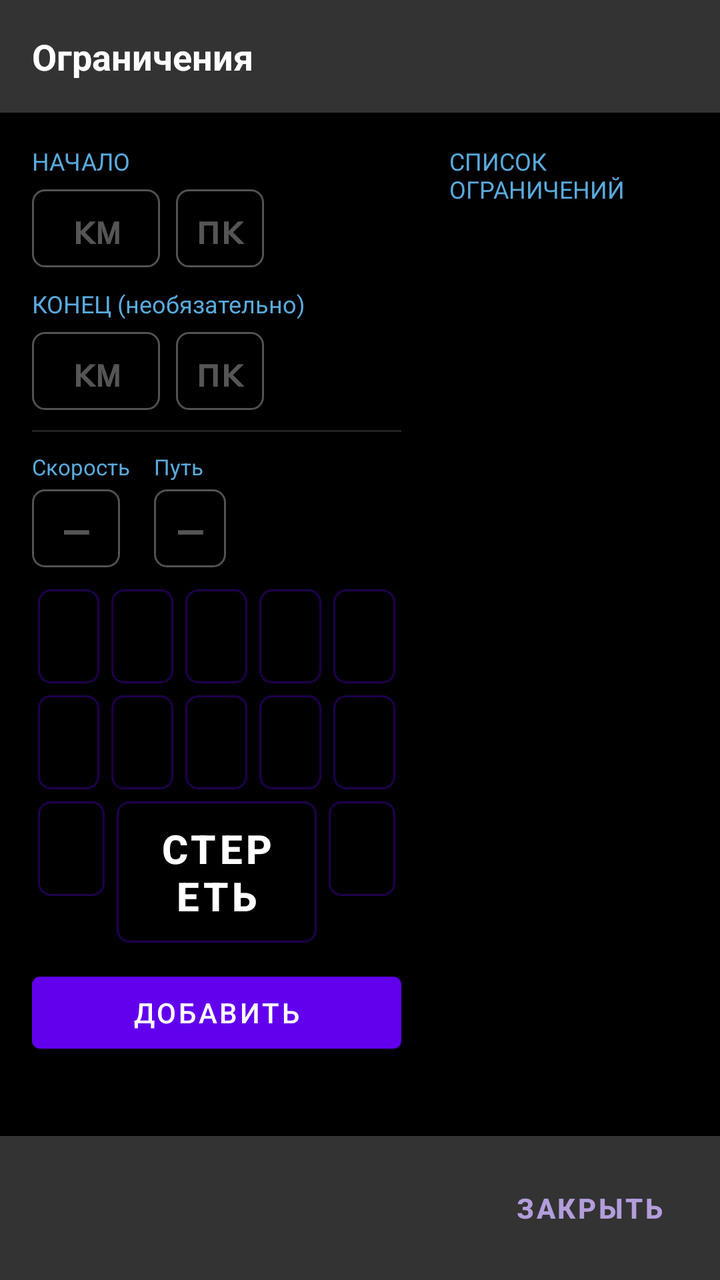
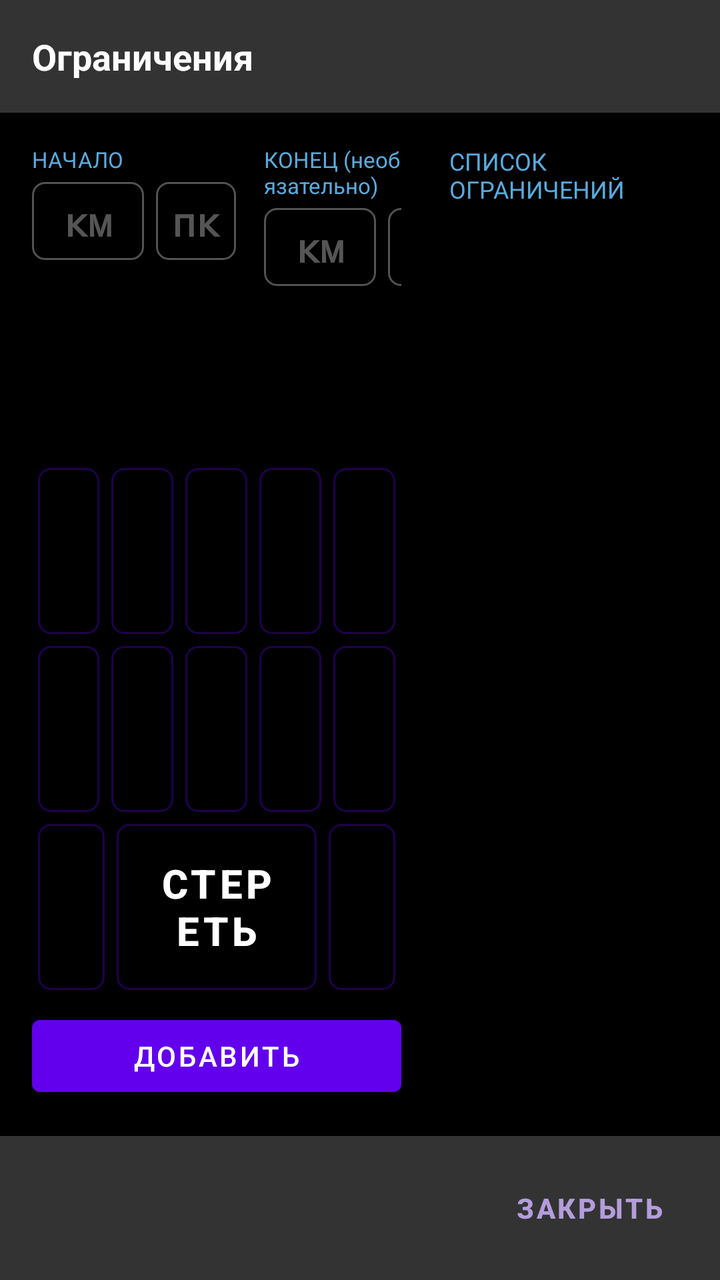

Two renders of the same Android screen: before a commit and after it. Below are the layout's source before the change and the commit's diff.
<!-- AndroidManifest.xml: application theme Theme.TrainDriverApp -->
<!-- res/layout/activity_restrictions.xml -->
<?xml version="1.0" encoding="utf-8"?>
<LinearLayout xmlns:android="http://schemas.android.com/apk/res/android"
    android:layout_width="match_parent"
    android:layout_height="match_parent"
    android:orientation="vertical"
    android:background="#000000">

    <TextView
        android:layout_width="match_parent"
        android:layout_height="wrap_content"
        android:background="#333333"
        android:padding="16dp"
        android:text="Ограничения"
        android:textColor="#FFFFFF"
        android:textSize="18sp"
        android:textStyle="bold" />

    
    <LinearLayout
        android:layout_width="match_parent"
        android:layout_height="0dp"
        android:layout_weight="1"
        android:orientation="horizontal"
        android:padding="16dp">

    
    <ScrollView
        android:layout_width="0dp"
        android:layout_height="match_parent"
        android:layout_weight="3">

        <LinearLayout
            android:layout_width="match_parent"
            android:layout_height="wrap_content"
            android:orientation="vertical"
            android:paddingEnd="12dp">

            <TextView
                android:layout_width="wrap_content"
                android:layout_height="wrap_content"
                android:text="НАЧАЛО"
                android:textColor="#5AAADC"
                android:textSize="12sp"
                android:layout_marginBottom="6dp" />

            <LinearLayout
                android:layout_width="wrap_content"
                android:layout_height="wrap_content"
                android:orientation="horizontal">

                <EditText
                    android:id="@+id/restrictionStartKmInput"
                    style="@style/RestrictionDigitBox"
                    android:layout_width="64dp"
                    android:hint="км"
                    android:inputType="number"
                    android:maxLength="4" />

                <EditText
                    android:id="@+id/restrictionStartPkInput"
                    style="@style/RestrictionDigitBox"
                    android:layout_width="44dp"
                    android:layout_marginStart="8dp"
                    android:hint="пк"
                    android:inputType="number"
                    android:maxLength="2" />

            </LinearLayout>

            <TextView
                android:layout_width="wrap_content"
                android:layout_height="wrap_content"
                android:layout_marginTop="10dp"
                android:text="КОНЕЦ (необязательно)"
                android:textColor="#5AAADC"
                android:textSize="12sp"
                android:layout_marginBottom="6dp" />

            <LinearLayout
                android:layout_width="wrap_content"
                android:layout_height="wrap_content"
                android:orientation="horizontal">

                <EditText
                    android:id="@+id/restrictionEndKmInput"
                    style="@style/RestrictionDigitBox"
                    android:layout_width="64dp"
                    android:hint="км"
                    android:inputType="number"
                    android:maxLength="4" />

                <EditText
                    android:id="@+id/restrictionEndPkInput"
                    style="@style/RestrictionDigitBox"
                    android:layout_width="44dp"
                    android:layout_marginStart="8dp"
                    android:hint="пк"
                    android:inputType="number"
                    android:maxLength="2" />

            </LinearLayout>

            <View
                android:layout_width="match_parent"
                android:layout_height="1dp"
                android:layout_marginTop="10dp"
                android:layout_marginBottom="10dp"
                android:background="#222222" />

            <LinearLayout
                android:layout_width="wrap_content"
                android:layout_height="wrap_content"
                android:orientation="horizontal">

                
                <LinearLayout
                    android:layout_width="wrap_content"
                    android:layout_height="wrap_content"
                    android:orientation="vertical">

                    <TextView
                        android:layout_width="wrap_content"
                        android:layout_height="wrap_content"
                        android:text="Скорость"
                        android:textColor="#5AAADC"
                        android:textSize="11sp"
                        android:layout_marginBottom="4dp" />

                    <EditText
                        android:id="@+id/restrictionSpeedInput"
                        style="@style/RestrictionDigitBox"
                        android:layout_width="44dp"
                        android:hint="—"
                        android:inputType="number"
                        android:maxLength="2" />

                </LinearLayout>

                
                <LinearLayout
                    android:layout_width="wrap_content"
                    android:layout_height="wrap_content"
                    android:layout_marginStart="12dp"
                    android:orientation="vertical">

                    <TextView
                        android:layout_width="wrap_content"
                        android:layout_height="wrap_content"
                        android:text="Путь"
                        android:textColor="#5AAADC"
                        android:textSize="11sp"
                        android:layout_marginBottom="4dp" />

                    <EditText
                        android:id="@+id/restrictionPathInput"
                        style="@style/RestrictionDigitBox"
                        android:layout_width="36dp"
                        android:hint="—"
                        android:inputType="number"
                        android:maxLength="1" />

                </LinearLayout>

            </LinearLayout>

            
            <LinearLayout
                android:layout_width="match_parent"
                android:layout_height="wrap_content"
                android:layout_marginTop="8dp"
                android:orientation="vertical">

                <LinearLayout
                    android:layout_width="match_parent"
                    android:layout_height="wrap_content"
                    android:orientation="horizontal">
                    <Button android:id="@+id/restrictionKey1" style="@style/RestrictionKeypadButton" android:text="1" />
                    <Button android:id="@+id/restrictionKey2" style="@style/RestrictionKeypadButton" android:text="2" />
                    <Button android:id="@+id/restrictionKey3" style="@style/RestrictionKeypadButton" android:text="3" />
                    <Button android:id="@+id/restrictionKey4" style="@style/RestrictionKeypadButton" android:text="4" />
                    <Button android:id="@+id/restrictionKey5" style="@style/RestrictionKeypadButton" android:text="5" />
                </LinearLayout>

                <LinearLayout
                    android:layout_width="match_parent"
                    android:layout_height="wrap_content"
                    android:orientation="horizontal">
                    <Button android:id="@+id/restrictionKey6" style="@style/RestrictionKeypadButton" android:text="6" />
                    <Button android:id="@+id/restrictionKey7" style="@style/RestrictionKeypadButton" android:text="7" />
                    <Button android:id="@+id/restrictionKey8" style="@style/RestrictionKeypadButton" android:text="8" />
                    <Button android:id="@+id/restrictionKey9" style="@style/RestrictionKeypadButton" android:text="9" />
                    <Button android:id="@+id/restrictionKey0" style="@style/RestrictionKeypadButton" android:text="0" />
                </LinearLayout>

                <LinearLayout
                    android:layout_width="match_parent"
                    android:layout_height="wrap_content"
                    android:orientation="horizontal">
                    <Button android:id="@+id/restrictionKeyPrev" style="@style/RestrictionKeypadButton" android:text="←" />
                    <Button
                        android:id="@+id/restrictionBackspaceButton"
                        style="@style/RestrictionKeypadButton"
                        android:layout_weight="3"
                        android:text="Стереть" />
                    <Button android:id="@+id/restrictionKeyNext" style="@style/RestrictionKeypadButton" android:text="→" />
                </LinearLayout>

            </LinearLayout>

            <TextView
                android:id="@+id/restrictionErrorText"
                android:layout_width="match_parent"
                android:layout_height="wrap_content"
                android:layout_marginTop="6dp"
                android:textColor="#E05A5A"
                android:visibility="gone" />

            <Button
                android:id="@+id/restrictionAddButton"
                android:layout_width="match_parent"
                android:layout_height="wrap_content"
                android:layout_marginTop="8dp"
                android:text="Добавить" />

        </LinearLayout>

    </ScrollView>

    
    <LinearLayout
        android:layout_width="0dp"
        android:layout_height="match_parent"
        android:layout_weight="2"
        android:orientation="vertical"
        android:paddingStart="12dp">

        <TextView
            android:layout_width="wrap_content"
            android:layout_height="wrap_content"
            android:text="СПИСОК ОГРАНИЧЕНИЙ"
            android:textColor="#5AAADC"
            android:textSize="12sp"
            android:layout_marginBottom="6dp" />

        <ScrollView
            android:layout_width="match_parent"
            android:layout_height="0dp"
            android:layout_weight="1">

            <LinearLayout
                android:id="@+id/restrictionRowsContainer"
                android:layout_width="match_parent"
                android:layout_height="wrap_content"
                android:orientation="vertical" />

        </ScrollView>

    </LinearLayout>

    </LinearLayout>

    <LinearLayout
        android:layout_width="match_parent"
        android:layout_height="wrap_content"
        android:background="#333333"
        android:gravity="end"
        android:padding="12dp">

        <Button
            android:id="@+id/restrictionCloseButton"
            android:layout_width="wrap_content"
            android:layout_height="wrap_content"
            android:background="@android:color/transparent"
            android:textColor="#B39DDB"
            android:textStyle="bold"
            android:text="ЗАКРЫТЬ" />

    </LinearLayout>

</LinearLayout>
<!-- resources referenced by this layout -->
<resources>
  <style name="RestrictionDigitBox">
          <item name="android:layout_height">wrap_content</item>
          <item name="android:gravity">center</item>
          <item name="android:fontFamily">monospace</item>
          <item name="android:textStyle">bold</item>
          <item name="android:textSize">20sp</item>
          <item name="android:background">@drawable/bg_header_toggle</item>
          <item name="android:paddingTop">6dp</item>
          <item name="android:paddingBottom">6dp</item>
          <item name="android:textColor">#FFFFFF</item>
          <item name="android:textColorHint">#555555</item>
      </style>
  <style name="RestrictionKeypadButton">
          <item name="android:layout_width">0dp</item>
          <item name="android:layout_height">wrap_content</item>
          <item name="android:layout_weight">1</item>
          <item name="android:layout_margin">3dp</item>
          <item name="android:minHeight">46dp</item>
          <item name="android:background">@drawable/bg_header_toggle</item>
          <item name="android:textColor">#FFFFFF</item>
          <item name="android:textStyle">bold</item>
          <item name="android:textSize">20sp</item>
      </style>
  <style name="Theme.TrainDriverApp" parent="Theme.MaterialComponents.DayNight.NoActionBar" />
  <!-- drawable bg_header_toggle (drawable) -->
  <?xml version="1.0" encoding="utf-8"?>
  <shape xmlns:android="http://schemas.android.com/apk/res/android" android:shape="rectangle">
      <corners android:radius="6dp" />
      <stroke android:width="1dp" android:color="#52FFFFFF" />
      <solid android:color="@android:color/transparent" />
  </shape>
</resources>

<!-- the commit's change to res/layout/activity_restrictions.xml (unified diff, before → after) -->
@@ -24,207 +24,221 @@
         android:padding="16dp">
 
     
-    <ScrollView
+    <LinearLayout
         android:layout_width="0dp"
         android:layout_height="match_parent"
-        android:layout_weight="3">
-
+        android:layout_weight="3"
+        android:orientation="vertical"
+        android:paddingEnd="12dp">
+
+        
         <LinearLayout
             android:layout_width="match_parent"
             android:layout_height="wrap_content"
-            android:orientation="vertical"
-            android:paddingEnd="12dp">
-
-            <TextView
-                android:layout_width="wrap_content"
-                android:layout_height="wrap_content"
-                android:text="НАЧАЛО"
-                android:textColor="#5AAADC"
-                android:textSize="12sp"
-                android:layout_marginBottom="6dp" />
-
-            <LinearLayout
-                android:layout_width="wrap_content"
-                android:layout_height="wrap_content"
-                android:orientation="horizontal">
+            android:orientation="horizontal">
+
+            <LinearLayout
+                android:layout_width="wrap_content"
+                android:layout_height="wrap_content"
+                android:orientation="vertical">
+
+                <TextView
+                    android:layout_width="wrap_content"
+                    android:layout_height="wrap_content"
+                    android:text="НАЧАЛО"
+                    android:textColor="#5AAADC"
+                    android:textSize="11sp"
+                    android:layout_marginBottom="4dp" />
+
+                <LinearLayout
+                    android:layout_width="wrap_content"
+                    android:layout_height="wrap_content"
+                    android:orientation="horizontal">
+
+                    <EditText
+                        android:id="@+id/restrictionStartKmInput"
+                        style="@style/RestrictionDigitBox"
+                        android:layout_width="56dp"
+                        android:hint="км"
+                        android:inputType="number"
+                        android:maxLength="4" />
+
+                    <EditText
+                        android:id="@+id/restrictionStartPkInput"
+                        style="@style/RestrictionDigitBox"
+                        android:layout_width="40dp"
+                        android:layout_marginStart="6dp"
+                        android:hint="пк"
+                        android:inputType="number"
+                        android:maxLength="2" />
+
+                </LinearLayout>
+
+            </LinearLayout>
+
+            <LinearLayout
+                android:layout_width="wrap_content"
+                android:layout_height="wrap_content"
+                android:layout_marginStart="14dp"
+                android:orientation="vertical">
+
+                <TextView
+                    android:layout_width="wrap_content"
+                    android:layout_height="wrap_content"
+                    android:text="КОНЕЦ (необязательно)"
+                    android:textColor="#5AAADC"
+                    android:textSize="11sp"
+                    android:layout_marginBottom="4dp" />
+
+                <LinearLayout
+                    android:layout_width="wrap_content"
+                    android:layout_height="wrap_content"
+                    android:orientation="horizontal">
+
+                    <EditText
+                        android:id="@+id/restrictionEndKmInput"
+                        style="@style/RestrictionDigitBox"
+                        android:layout_width="56dp"
+                        android:hint="км"
+                        android:inputType="number"
+                        android:maxLength="4" />
+
+                    <EditText
+                        android:id="@+id/restrictionEndPkInput"
+                        style="@style/RestrictionDigitBox"
+                        android:layout_width="40dp"
+                        android:layout_marginStart="6dp"
+                        android:hint="пк"
+                        android:inputType="number"
+                        android:maxLength="2" />
+
+                </LinearLayout>
+
+            </LinearLayout>
+
+            <View
+                android:layout_width="1dp"
+                android:layout_height="match_parent"
+                android:layout_marginStart="14dp"
+                android:layout_marginEnd="14dp"
+                android:background="#222222" />
+
+            
+            <LinearLayout
+                android:layout_width="wrap_content"
+                android:layout_height="wrap_content"
+                android:orientation="vertical">
+
+                <TextView
+                    android:layout_width="wrap_content"
+                    android:layout_height="wrap_content"
+                    android:text="СКОРОСТЬ"
+                    android:textColor="#5AAADC"
+                    android:textSize="11sp"
+                    android:layout_marginBottom="4dp" />
 
                 <EditText
-                    android:id="@+id/restrictionStartKmInput"
-                    style="@style/RestrictionDigitBox"
-                    android:layout_width="64dp"
-                    android:hint="км"
-                    android:inputType="number"
-                    android:maxLength="4" />
-
-                <EditText
-                    android:id="@+id/restrictionStartPkInput"
+                    android:id="@+id/restrictionSpeedInput"
                     style="@style/RestrictionDigitBox"
                     android:layout_width="44dp"
-                    android:layout_marginStart="8dp"
-                    android:hint="пк"
+                    android:hint="—"
                     android:inputType="number"
                     android:maxLength="2" />
 
             </LinearLayout>
 
-            <TextView
-                android:layout_width="wrap_content"
-                android:layout_height="wrap_content"
-                android:layout_marginTop="10dp"
-                android:text="КОНЕЦ (необязательно)"
-                android:textColor="#5AAADC"
-                android:textSize="12sp"
-                android:layout_marginBottom="6dp" />
-
-            <LinearLayout
-                android:layout_width="wrap_content"
-                android:layout_height="wrap_content"
+            
+            <LinearLayout
+                android:layout_width="wrap_content"
+                android:layout_height="wrap_content"
+                android:layout_marginStart="12dp"
+                android:orientation="vertical">
+
+                <TextView
+                    android:layout_width="wrap_content"
+                    android:layout_height="wrap_content"
+                    android:text="ПУТЬ"
+                    android:textColor="#5AAADC"
+                    android:textSize="11sp"
+                    android:layout_marginBottom="4dp" />
+
+                <EditText
+                    android:id="@+id/restrictionPathInput"
+                    style="@style/RestrictionDigitBox"
+                    android:layout_width="36dp"
+                    android:hint="—"
+                    android:inputType="number"
+                    android:maxLength="1" />
+
+            </LinearLayout>
+
+        </LinearLayout>
+
+        
+        <LinearLayout
+            android:layout_width="match_parent"
+            android:layout_height="0dp"
+            android:layout_weight="1"
+            android:layout_marginTop="10dp"
+            android:orientation="vertical">
+
+            <LinearLayout
+                android:layout_width="match_parent"
+                android:layout_height="0dp"
+                android:layout_weight="1"
                 android:orientation="horizontal">
-
-                <EditText
-                    android:id="@+id/restrictionEndKmInput"
-                    style="@style/RestrictionDigitBox"
-                    android:layout_width="64dp"
-                    android:hint="км"
-                    android:inputType="number"
-                    android:maxLength="4" />
-
-                <EditText
-                    android:id="@+id/restrictionEndPkInput"
-                    style="@style/RestrictionDigitBox"
-                    android:layout_width="44dp"
-                    android:layout_marginStart="8dp"
-                    android:hint="пк"
-                    android:inputType="number"
-                    android:maxLength="2" />
-
-            </LinearLayout>
-
-            <View
-                android:layout_width="match_parent"
-                android:layout_height="1dp"
-                android:layout_marginTop="10dp"
-                android:layout_marginBottom="10dp"
-                android:background="#222222" />
-
-            <LinearLayout
-                android:layout_width="wrap_content"
-                android:layout_height="wrap_content"
+                <Button android:id="@+id/restrictionKey1" style="@style/RestrictionKeypadButton" android:layout_height="match_parent" android:text="1" />
+                <Button android:id="@+id/restrictionKey2" style="@style/RestrictionKeypadButton" android:layout_height="match_parent" android:text="2" />
+                <Button android:id="@+id/restrictionKey3" style="@style/RestrictionKeypadButton" android:layout_height="match_parent" android:text="3" />
+                <Button android:id="@+id/restrictionKey4" style="@style/RestrictionKeypadButton" android:layout_height="match_parent" android:text="4" />
+                <Button android:id="@+id/restrictionKey5" style="@style/RestrictionKeypadButton" android:layout_height="match_parent" android:text="5" />
+            </LinearLayout>
+
+            <LinearLayout
+                android:layout_width="match_parent"
+                android:layout_height="0dp"
+                android:layout_weight="1"
                 android:orientation="horizontal">
-
-                
-                <LinearLayout
-                    android:layout_width="wrap_content"
-                    android:layout_height="wrap_content"
-                    android:orientation="vertical">
-
-                    <TextView
-                        android:layout_width="wrap_content"
-                        android:layout_height="wrap_content"
-                        android:text="Скорость"
-                        android:textColor="#5AAADC"
-                        android:textSize="11sp"
-                        android:layout_marginBottom="4dp" />
-
-                    <EditText
-                        android:id="@+id/restrictionSpeedInput"
-                        style="@style/RestrictionDigitBox"
-                        android:layout_width="44dp"
-                        android:hint="—"
-                        android:inputType="number"
-                        android:maxLength="2" />
-
-                </LinearLayout>
-
-                
-                <LinearLayout
-                    android:layout_width="wrap_content"
-                    android:layout_height="wrap_content"
-                    android:layout_marginStart="12dp"
-                    android:orientation="vertical">
-
-                    <TextView
-                        android:layout_width="wrap_content"
-                        android:layout_height="wrap_content"
-                        android:text="Путь"
-                        android:textColor="#5AAADC"
-                        android:textSize="11sp"
-                        android:layout_marginBottom="4dp" />
-
-                    <EditText
-                        android:id="@+id/restrictionPathInput"
-                        style="@style/RestrictionDigitBox"
-                        android:layout_width="36dp"
-                        android:hint="—"
-                        android:inputType="number"
-                        android:maxLength="1" />
-
-                </LinearLayout>
-
-            </LinearLayout>
-
-            
-            <LinearLayout
-                android:layout_width="match_parent"
-                android:layout_height="wrap_content"
-                android:layout_marginTop="8dp"
-                android:orientation="vertical">
-
-                <LinearLayout
-                    android:layout_width="match_parent"
-                    android:layout_height="wrap_content"
-                    android:orientation="horizontal">
-                    <Button android:id="@+id/restrictionKey1" style="@style/RestrictionKeypadButton" android:text="1" />
-                    <Button android:id="@+id/restrictionKey2" style="@style/RestrictionKeypadButton" android:text="2" />
-                    <Button android:id="@+id/restrictionKey3" style="@style/RestrictionKeypadButton" android:text="3" />
-                    <Button android:id="@+id/restrictionKey4" style="@style/RestrictionKeypadButton" android:text="4" />
-                    <Button android:id="@+id/restrictionKey5" style="@style/RestrictionKeypadButton" android:text="5" />
-                </LinearLayout>
-
-                <LinearLayout
-                    android:layout_width="match_parent"
-                    android:layout_height="wrap_content"
-                    android:orientation="horizontal">
-                    <Button android:id="@+id/restrictionKey6" style="@style/RestrictionKeypadButton" android:text="6" />
-                    <Button android:id="@+id/restrictionKey7" style="@style/RestrictionKeypadButton" android:text="7" />
-                    <Button android:id="@+id/restrictionKey8" style="@style/RestrictionKeypadButton" android:text="8" />
-                    <Button android:id="@+id/restrictionKey9" style="@style/RestrictionKeypadButton" android:text="9" />
-                    <Button android:id="@+id/restrictionKey0" style="@style/RestrictionKeypadButton" android:text="0" />
-                </LinearLayout>
-
-                <LinearLayout
-                    android:layout_width="match_parent"
-                    android:layout_height="wrap_content"
-                    android:orientation="horizontal">
-                    <Button android:id="@+id/restrictionKeyPrev" style="@style/RestrictionKeypadButton" android:text="←" />
-                    <Button
-                        android:id="@+id/restrictionBackspaceButton"
-                        style="@style/RestrictionKeypadButton"
-                        android:layout_weight="3"
-                        android:text="Стереть" />
-                    <Button android:id="@+id/restrictionKeyNext" style="@style/RestrictionKeypadButton" android:text="→" />
-                </LinearLayout>
-
-            </LinearLayout>
-
-            <TextView
-                android:id="@+id/restrictionErrorText"
-                android:layout_width="match_parent"
-                android:layout_height="wrap_content"
-                android:layout_marginTop="6dp"
-                android:textColor="#E05A5A"
-                android:visibility="gone" />
-
-            <Button
-                android:id="@+id/restrictionAddButton"
-                android:layout_width="match_parent"
-                android:layout_height="wrap_content"
-                android:layout_marginTop="8dp"
-                android:text="Добавить" />
+                <Button android:id="@+id/restrictionKey6" style="@style/RestrictionKeypadButton" android:layout_height="match_parent" android:text="6" />
+                <Button android:id="@+id/restrictionKey7" style="@style/RestrictionKeypadButton" android:layout_height="match_parent" android:text="7" />
+                <Button android:id="@+id/restrictionKey8" style="@style/RestrictionKeypadButton" android:layout_height="match_parent" android:text="8" />
+                <Button android:id="@+id/restrictionKey9" style="@style/RestrictionKeypadButton" android:layout_height="match_parent" android:text="9" />
+                <Button android:id="@+id/restrictionKey0" style="@style/RestrictionKeypadButton" android:layout_height="match_parent" android:text="0" />
+            </LinearLayout>
+
+            <LinearLayout
+                android:layout_width="match_parent"
+                android:layout_height="0dp"
+                android:layout_weight="1"
+                android:orientation="horizontal">
+                <Button android:id="@+id/restrictionKeyPrev" style="@style/RestrictionKeypadButton" android:layout_height="match_parent" android:text="←" />
+                <Button
+                    android:id="@+id/restrictionBackspaceButton"
+                    style="@style/RestrictionKeypadButton"
+                    android:layout_height="match_parent"
+                    android:layout_weight="3"
+                    android:text="Стереть" />
+                <Button android:id="@+id/restrictionKeyNext" style="@style/RestrictionKeypadButton" android:layout_height="match_parent" android:text="→" />
+            </LinearLayout>
 
         </LinearLayout>
 
-    </ScrollView>
+        <TextView
+            android:id="@+id/restrictionErrorText"
+            android:layout_width="match_parent"
+            android:layout_height="wrap_content"
+            android:layout_marginTop="6dp"
+            android:textColor="#E05A5A"
+            android:visibility="gone" />
+
+        <Button
+            android:id="@+id/restrictionAddButton"
+            android:layout_width="match_parent"
+            android:layout_height="wrap_content"
+            android:layout_marginTop="6dp"
+            android:text="Добавить" />
+
+    </LinearLayout>
 
     
     <LinearLayout
